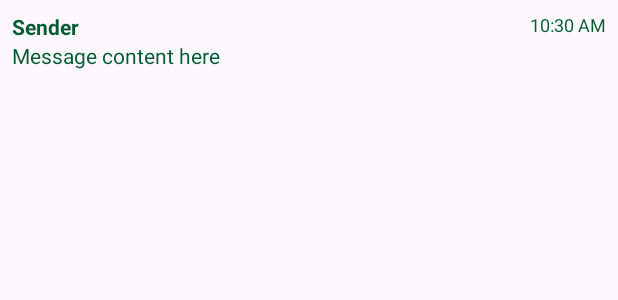
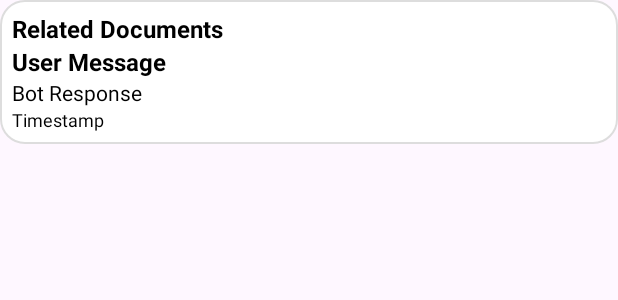
Before and after one commit to rayyanb572/RepoSight, an Android app: the layout item_chat_history.xml on its own in the app's theme, with its tools: preview values and no code run, on a phone screen of 412 x 824 dp. Shown: the top 300 px of the screen. Run offline under Robolectric (Android 15) with nearby library versions, the phone set to English and light mode, and no system bars.

Commit message:
chat history feature

```diff
--- a/app/src/main/java/com/example/myapplication/ui/adapter/ChatViewModel.kt
+++ b/app/src/main/java/com/example/myapplication/ui/adapter/ChatViewModel.kt
@@ -54,6 +54,10 @@ class ChatViewModel : ViewModel() {
         }
     }
 
+    fun clearChatResponse() {
+        _chatResponse.postValue(null)
+    }
+
     fun searchRelatedDocuments(query: String) {
         viewModelScope.launch {
             _isLoading.postValue(true)
--- a/app/src/main/res/layout/item_chat_history.xml
+++ b/app/src/main/res/layout/item_chat_history.xml
@@ -1,35 +1,46 @@
 <?xml version="1.0" encoding="utf-8"?>
-<androidx.constraintlayout.widget.ConstraintLayout
+<LinearLayout
     xmlns:android="http://schemas.android.com/apk/res/android"
-    xmlns:app="http://schemas.android.com/apk/res-auto"
     android:layout_width="match_parent"
     android:layout_height="wrap_content"
+    android:orientation="vertical"
+    android:background="@drawable/bubble_background"
     android:padding="8dp">
 
     <TextView
-        android:id="@+id/tvSender"
-        android:layout_width="wrap_content"
+        android:id="@+id/relatedDocumentsTextView"
+        android:layout_width="match_parent"
         android:layout_height="wrap_content"
-        android:text="@string/sender"
+        android:textSize="16sp"
         android:textStyle="bold"
-        app:layout_constraintTop_toTopOf="parent"
-        app:layout_constraintStart_toStartOf="parent" />
+        android:textColor="@android:color/black"
+        android:text="Related Documents" />
 
     <TextView
-        android:layout_width="0dp"
+        android:id="@+id/messageTextView"
+        android:layout_width="match_parent"
         android:layout_height="wrap_content"
-        android:text="@string/message_content_here"
-        app:layout_constraintTop_toBottomOf="@id/tvSender"
-        app:layout_constraintStart_toStartOf="parent"
-        app:layout_constraintEnd_toEndOf="parent" />
+        android:textSize="16sp"
+        android:textStyle="bold"
+        android:textColor="@android:color/black"
+        android:text="User Message" />
 
     <TextView
-        android:layout_width="wrap_content"
+        android:id="@+id/responseTextView"
+        android:layout_width="match_parent"
         android:layout_height="wrap_content"
-        android:text="@string/time"
+        android:textSize="14sp"
+        android:textColor="@android:color/black"
+        android:text="Bot Response" />
+
+    <TextView
+        android:id="@+id/timestampTextView"
+        android:layout_width="match_parent"
+        android:layout_height="wrap_content"
         android:textSize="12sp"
-        android:textColor="@color/dark_green"
-        app:layout_constraintTop_toTopOf="parent"
-        app:layout_constraintEnd_toEndOf="parent" />
+        android:textColor="@android:color/black"
+        android:text="Timestamp" />
 
-</androidx.constraintlayout.widget.ConstraintLayout>
+
+
+</LinearLayout>
```
Also changed, not shown: app/src/main/java/com/example/myapplication/ui/adapter/HistoryAdapter.kt (added, +64 -0 lines), app/src/main/java/com/example/myapplication/ui/feature/history/HistoryActivity.kt (+48 -53 lines), app/src/main/java/com/example/myapplication/ui/feature/home/HomeActivity.kt (+48 -4 lines).
